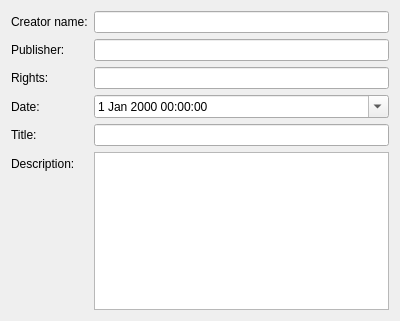
Qt form plugins/extensions/metadataeditor/editors/dublincore.ui (KDE/krita) before a commit.
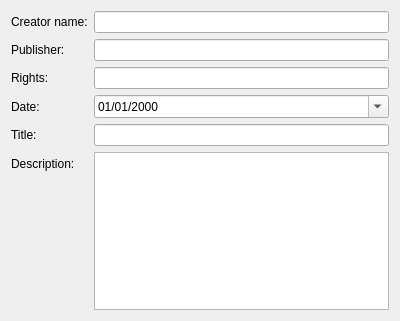
The same form after that commit.

Commit message: Metadata editor: fix Dublin Core date display

```diff
--- a/plugins/extensions/metadataeditor/editors/dublincore.ui
+++ b/plugins/extensions/metadataeditor/editors/dublincore.ui
@@ -66,6 +66,9 @@
    </item>
    <item row="3" column="1">
     <widget class="QDateTimeEdit" name="date">
+     <property name="displayFormat">
+      <string>dd/MM/yyyy</string>
+     </property>
      <property name="calendarPopup">
       <bool>true</bool>
      </property>
```
